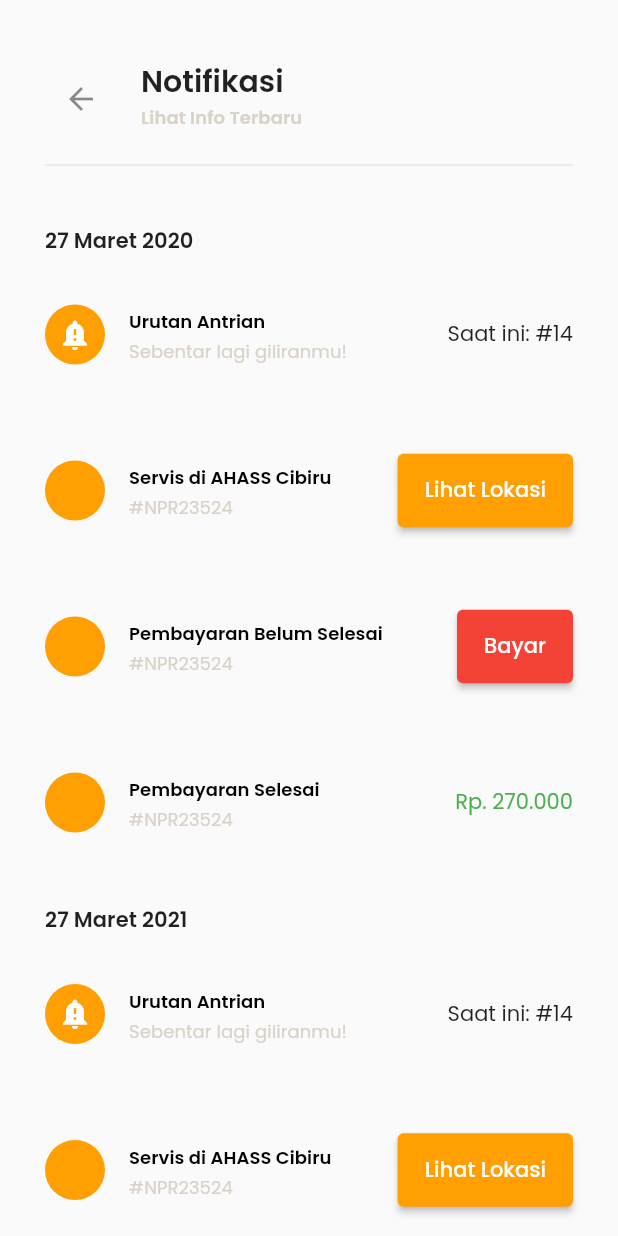
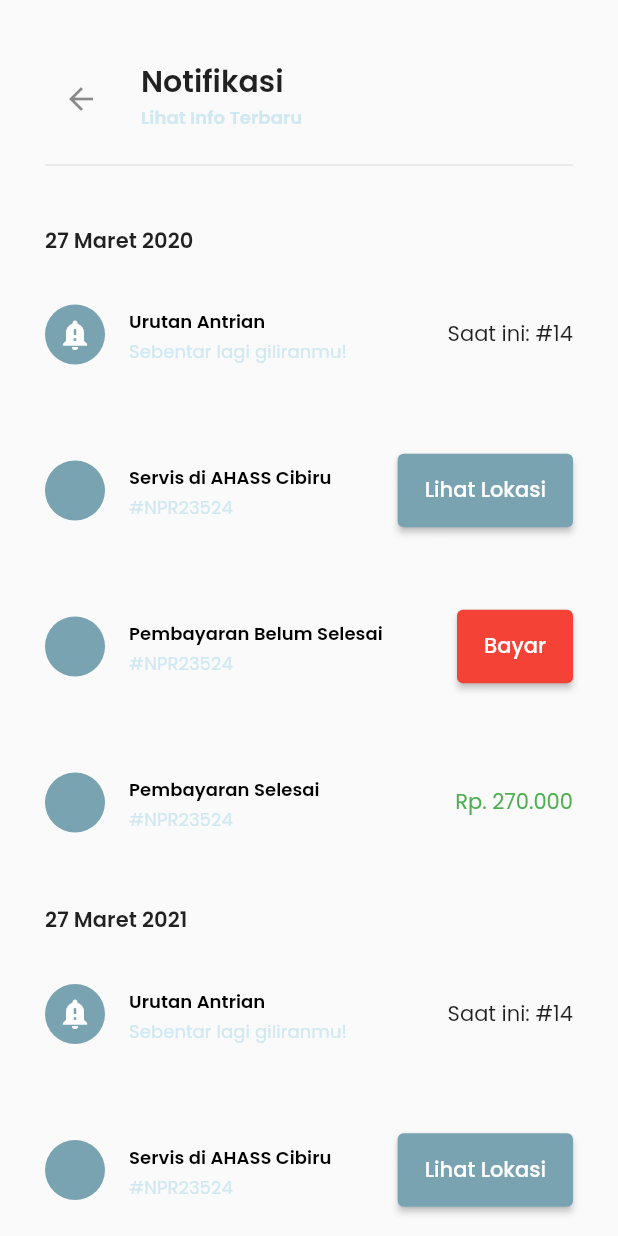
Before and after one commit to papayprogress/papay-park-n-pay, a Flutter app: the AppLayoutPage screen opened by its route, after a tap on the "notifications" icon, on a phone screen of 412 x 824 dp. Run offline on Flutter 3.47's test engine with Material 2 defaults, Android fonts, the phone set to English and light mode, and no system bars; our stand-ins replace auto_route, bloc, cloud_firestore, dartz, firebase_auth, firebase_core and 10 more; missing offline and left inert: flutter_osm_plugin; accounts and stored records are empty.

Commit message:
[CHG] Change Color Theme

```diff
--- a/lib/presentation/core/app_theme.dart
+++ b/lib/presentation/core/app_theme.dart
@@ -56,14 +56,14 @@ class AppTheme {
 }
 
 class AppColor {
-  static const primary = Color(0xFFFF9F02);
-  static const black = Color(0xFF434343);
+  static const primary = Color(0xFF79A3B1);
+  static const black = Color(0xFF3A5055);
   static const darkerBlack = Color(0xFF404040);
-  static const greyPrimary = Color(0xFFD9D2C7);
+  static const greyPrimary = Color(0xFFD0E8F2);
   static const white = Color(0xFFFFFFFF);
   static const softPrimary = Color(0xFFFECC7A);
   static const lineStroke = Color(0xFFF3F1ED);
-  static const lightPrimary = Color(0xFFFFEBCA);
+  static const lightPrimary = Color(0xFFD0E8F2);
   static const background = Color(0xFFFAFAFA);
 }
 
--- a/lib/presentation/home/widgets/action_block_widget.dart
+++ b/lib/presentation/home/widgets/action_block_widget.dart
@@ -41,7 +41,7 @@ class ActionBlocWidget extends StatelessWidget {
                     children: [
                       const FaIcon(
                         FontAwesomeIcons.car,
-                        color: Colors.orange,
+                        color: AppColor.primary,
                       ),
                       const SizedBox(height: 12),
                       Text(
@@ -50,13 +50,8 @@ class ActionBlocWidget extends StatelessWidget {
                             AppFont.paragraph4.copyWith(color: AppColor.black),
                       ),
                       const SizedBox(height: 12),
-                      IconButton(
-                        onPressed: () {
-                          context.read<MainLayoutCubit>().changePage(1);
-                        },
-                        icon: const Icon(
-                          Icons.arrow_circle_right_outlined,
-                        ),
+                      const Icon(
+                        Icons.arrow_circle_right_outlined,
                       ),
                     ],
                   ),
@@ -75,7 +70,7 @@ class ActionBlocWidget extends StatelessWidget {
                     children: [
                       const FaIcon(
                         FontAwesomeIcons.truck,
-                        color: Colors.orange,
+                        color: AppColor.primary,
                       ),
                       const SizedBox(height: 12),
                       Text(
@@ -84,13 +79,8 @@ class ActionBlocWidget extends StatelessWidget {
                             AppFont.paragraph4.copyWith(color: AppColor.black),
                       ),
                       const SizedBox(height: 12),
-                      IconButton(
-                        onPressed: () {
-                          context.read<MainLayoutCubit>().changePage(2);
-                        },
-                        icon: const Icon(
-                          Icons.arrow_circle_right_outlined,
-                        ),
+                      const Icon(
+                        Icons.arrow_circle_right_outlined,
                       ),
                     ],
                   ),
@@ -109,7 +99,7 @@ class ActionBlocWidget extends StatelessWidget {
                     children: [
                       const FaIcon(
                         FontAwesomeIcons.busSimple,
-                        color: Colors.orange,
+                        color: AppColor.primary,
                       ),
                       const SizedBox(height: 12),
                       Text(
@@ -118,13 +108,8 @@ class ActionBlocWidget extends StatelessWidget {
                             AppFont.paragraph4.copyWith(color: AppColor.black),
                       ),
                       const SizedBox(height: 12),
-                      IconButton(
-                        onPressed: () {
-                          // context.router.push(const ParkingDetailRoute());
-                        },
-                        icon: const Icon(
-                          Icons.arrow_circle_right_outlined,
-                        ),
+                      const Icon(
+                        Icons.arrow_circle_right_outlined,
                       ),
                     ],
                   ),
```
Also changed, not shown: lib/presentation/location/location_payment_page.dart (+10 -2 lines).
